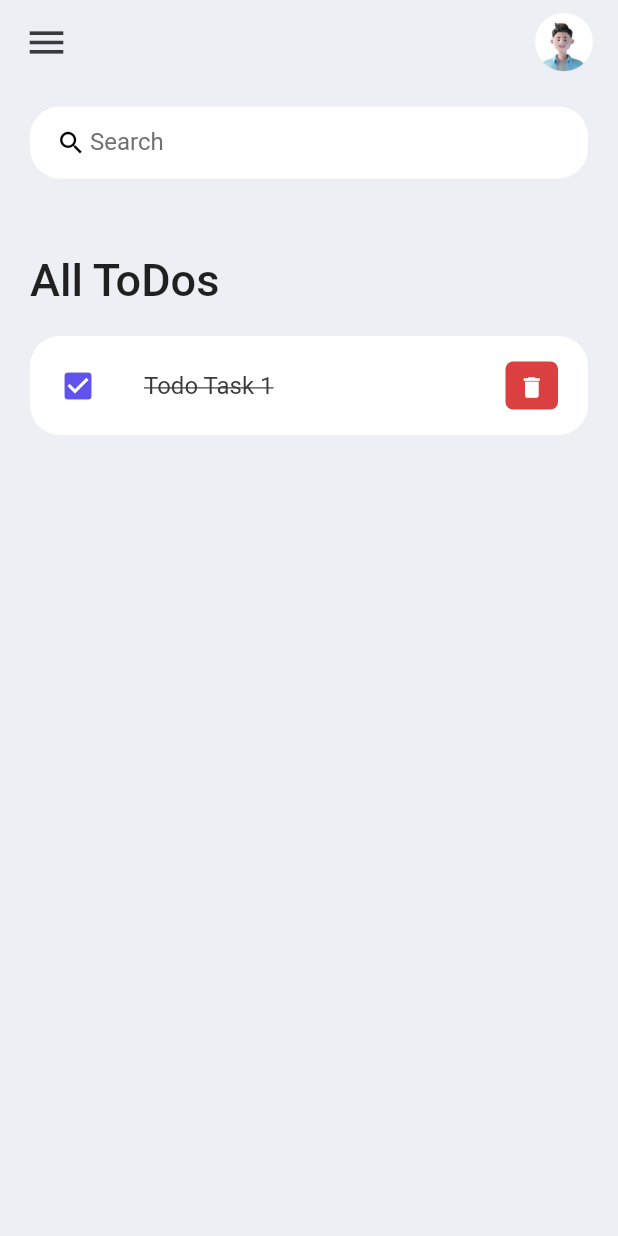
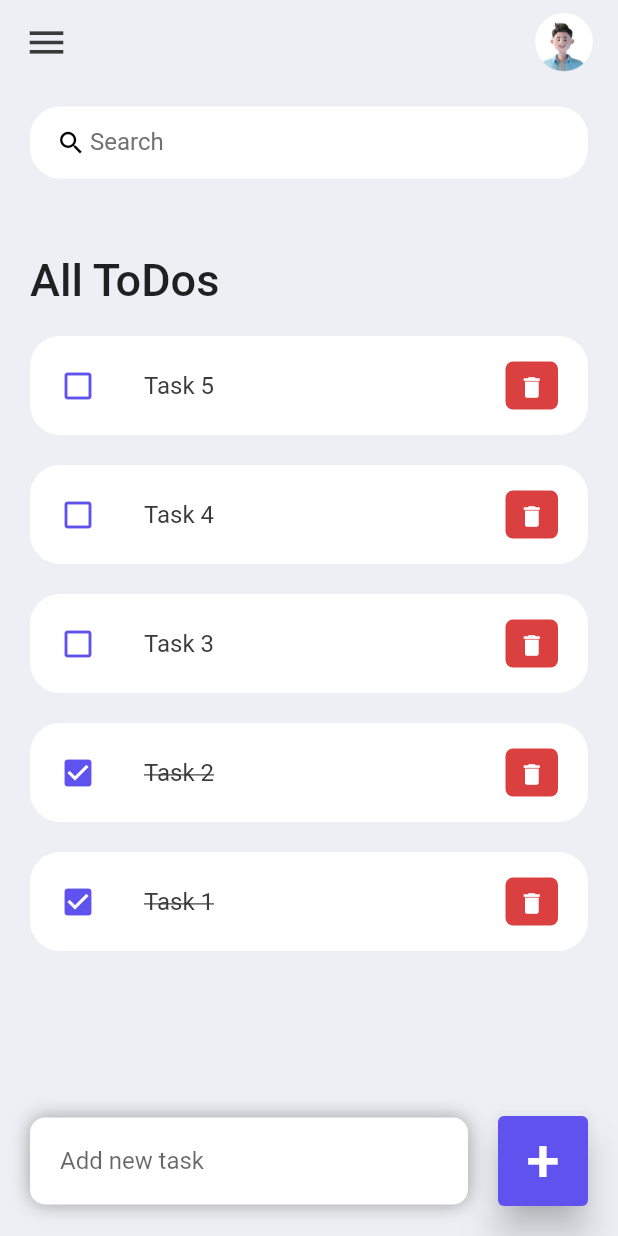
Before and after one commit to shaileshhb/todo_flutter, a Flutter app: the screen it shows after launch, after a tap on the "delete" icon, on a phone screen of 412 x 824 dp. Run offline on Flutter 3.47's test engine with Material 2 defaults, Android fonts, the phone set to English and light mode, and no system bars.

Commit message:
task app completed

```diff
--- a/lib/screens/home.dart
+++ b/lib/screens/home.dart
@@ -3,17 +3,32 @@ import 'package:todo_flutter/constants/colors.dart';
 import 'package:todo_flutter/widgets/todo_item.dart';
 import '../model/todo.dart';
 
-class Home extends StatelessWidget {
+class Home extends StatefulWidget {
   Home({Key? key}) : super(key: key);
 
+  @override
+  State<Home> createState() => _HomeState();
+}
+
+class _HomeState extends State<Home> {
   final todosList = ToDo.todoList();
+  List<ToDo> _foundToDo = [];
+  final _todoController = TextEditingController();
+
+  @override
+  void initState() {
+    _foundToDo = todosList;
+    super.initState();
+  }
 
   @override
   Widget build(BuildContext context) {
     return Scaffold(
       backgroundColor: bgColor,
       appBar: buildAppBar(),
-      body: Container(
+      body: Stack(
+        children: [
+          Container(
             padding: const EdgeInsets.symmetric(horizontal: 20, vertical: 15),
             child: Column(
               children: [
@@ -31,14 +46,117 @@ class Home extends StatelessWidget {
                           ),
                         ),
                       ),
-                  const ToDoItem(),
+                      for (ToDo td in _foundToDo.reversed)
+                        ToDoItem(
+                            td: td,
+                            onToDoChanged: _handleToDoChange,
+                            onToDoDelete: _handleToDoDelete),
                     ],
                   ),
                 ),
               ],
             ),
           ),
+          Align(
+            alignment: Alignment.bottomCenter,
+            child: Row(
+              children: [
+                Expanded(
+                  child: Container(
+                    margin: const EdgeInsets.only(
+                      bottom: 20,
+                      right: 20,
+                      left: 20,
+                    ),
+                    padding:
+                        const EdgeInsets.symmetric(horizontal: 20, vertical: 5),
+                    decoration: BoxDecoration(
+                      color: Colors.white,
+                      boxShadow: const [
+                        BoxShadow(
+                          color: Colors.grey,
+                          offset: Offset.zero,
+                          blurRadius: 10.0,
+                          spreadRadius: 0.0,
+                          blurStyle: BlurStyle.normal,
+                        ),
+                      ],
+                      borderRadius: BorderRadius.circular(10),
+                    ),
+                    child: TextField(
+                      controller: _todoController,
+                      decoration: const InputDecoration(
+                        hintText: "Add new task",
+                        border: InputBorder.none,
+                      ),
+                    ),
+                  ),
+                ),
+                Container(
+                  margin: const EdgeInsets.only(
+                    bottom: 20,
+                    right: 20,
+                  ),
+                  child: ElevatedButton(
+                    onPressed: () {
+                      _addToDoItem(_todoController.text);
+                    },
+                    style: ElevatedButton.styleFrom(
+                      primary: blueColor,
+                      minimumSize: const Size(60, 60),
+                      elevation: 10,
+                    ),
+                    child: const Text(
+                      "+",
+                      style: TextStyle(fontSize: 40),
+                    ),
+                  ),
+                ),
+              ],
+            ),
+          ),
+        ],
+      ),
     );
+  }
+
+  void _handleToDoChange(ToDo td) {
+    setState(() {
+      td.isCompleted = !td.isCompleted;
+    });
+  }
+
+  void _handleToDoDelete(ToDo td) {
+    setState(() {
+      _foundToDo.removeWhere((element) => td.id == element.id);
+    });
+  }
+
+  void _addToDoItem(String task) {
+    setState(() {
+      todosList
+          .add(ToDo(id: DateTime.now().millisecond.toString(), task: task));
+
+      _foundToDo = todosList;
+    });
+    _todoController.clear();
+  }
+
+  void searchToDo(String task) {
+    List<ToDo> res = [];
+
+    if (task.isEmpty) {
+      res = todosList;
+    } else {
+      res = todosList
+          .where((element) =>
+              element.task!.toLowerCase().contains(task.toLowerCase()))
+          .toList();
+    }
+
+    setState(() {
+      _foundToDo = res;
+    });
   }
 
   Widget searchBox() {
@@ -46,8 +164,9 @@ class Home extends StatelessWidget {
       padding: const EdgeInsets.symmetric(horizontal: 15),
       decoration: BoxDecoration(
           color: Colors.white, borderRadius: BorderRadius.circular(20)),
-      child: const TextField(
-        decoration: InputDecoration(
+      child: TextField(
+        onChanged: (value) => searchToDo(value),
+        decoration: const InputDecoration(
           contentPadding: EdgeInsets.all(0),
           prefixIcon: Icon(Icons.search, color: Colors.black, size: 20),
           prefixIconConstraints: BoxConstraints(
--- a/lib/widgets/todo_item.dart
+++ b/lib/widgets/todo_item.dart
@@ -1,8 +1,17 @@
 import 'package:flutter/material.dart';
 import 'package:todo_flutter/constants/colors.dart';
+import '../model/todo.dart';
 
 class ToDoItem extends StatelessWidget {
-  const ToDoItem({Key? key}) : super(key: key);
+  final ToDo td;
+  final onToDoChanged;
+  final onToDoDelete;
+  const ToDoItem(
+      {Key? key,
+      required this.td,
+      required this.onToDoChanged,
+      required this.onToDoDelete})
+      : super(key: key);
 
   @override
   Widget build(BuildContext context) {
@@ -10,21 +19,22 @@ class ToDoItem extends StatelessWidget {
       margin: const EdgeInsets.only(bottom: 20),
       child: ListTile(
         onTap: () {
-          print("Clicked on todo item");
+          // print("Clicked on todo item");
+          onToDoChanged(td);
         },
         contentPadding: const EdgeInsets.symmetric(horizontal: 20, vertical: 5),
         shape: RoundedRectangleBorder(borderRadius: BorderRadius.circular(20)),
         tileColor: Colors.white,
-        leading: const Icon(
-          Icons.check_box,
+        leading: Icon(
+          td.isCompleted ? Icons.check_box : Icons.check_box_outline_blank,
           color: blueColor,
         ),
-        title: const Text(
-          "Todo Task 1",
+        title: Text(
+          td.task!,
           style: TextStyle(
             fontSize: 16,
             color: blackColor,
-            decoration: TextDecoration.lineThrough,
+            decoration: td.isCompleted ? TextDecoration.lineThrough : null,
           ),
         ),
         trailing: Container(
@@ -38,7 +48,8 @@ class ToDoItem extends StatelessWidget {
           ),
           child: IconButton(
             onPressed: () {
-              print("Clicked on deleted todo item");
+              // print("Clicked on deleted todo item");
+              onToDoDelete(td);
             },
             color: Colors.white,
             iconSize: 18,
```
Lines whose indentation alone changed are shown as unchanged.
